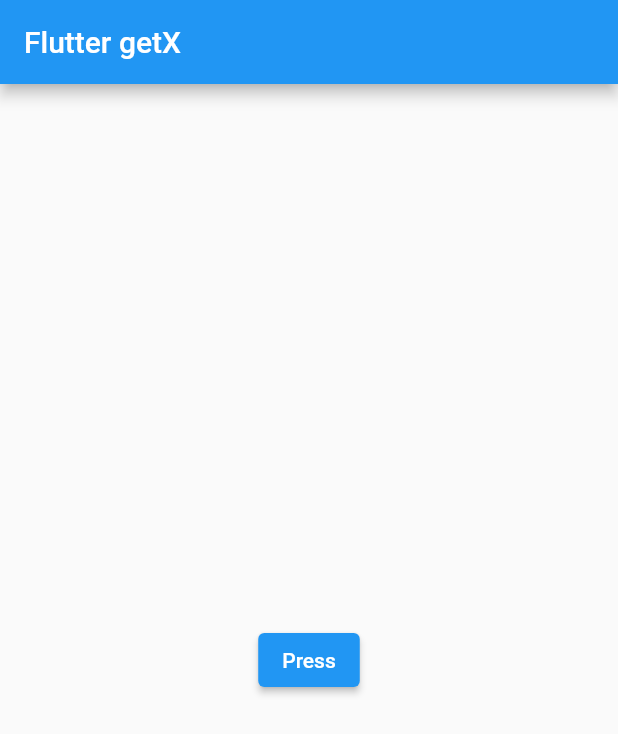
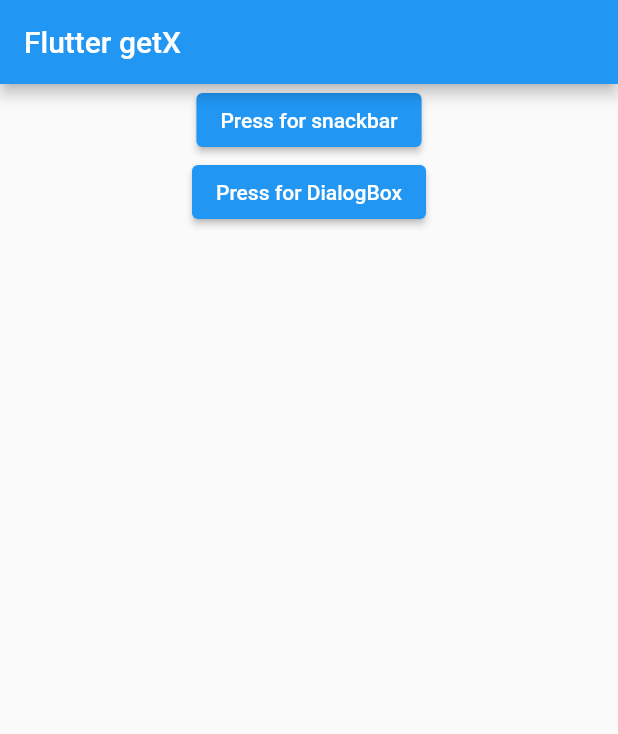
Before and after one commit to Rahat7288/flutter-getX, a Flutter app: the screen it shows after launch, on a phone screen of 412 x 824 dp. Shown: the top 734 px of the screen. Run offline on Flutter 3.47's test engine with Material 2 defaults, Android fonts, the phone set to English and light mode, and no system bars; our stand-ins replace get.

Commit message:
dialog box in flutter using getX

```diff
--- a/lib/main.dart
+++ b/lib/main.dart
@@ -40,7 +40,9 @@ class _MyHomePageState extends State<MyHomePage> {
         title: Text(widget.title),
       ),
       body: Center(
-        child: ElevatedButton(
+        child: Column(
+          children: [
+            ElevatedButton(
               onPressed: () {
                 /*
                 * playing with snackbar in flutter
@@ -52,7 +54,22 @@ class _MyHomePageState extends State<MyHomePage> {
                   backgroundColor: Colors.red,
                 );
               },
-          child: Text('Press'),
+              child: Text('Press for snackbar'),
+            ),
+
+            //this part is for dialog box in flutter using getX
+
+            ElevatedButton(
+                onPressed: () {
+                  Get.defaultDialog(
+                    title: 'Are you sure',
+                    // content needs a widget we can use whatever we want
+                    content: Text('you want to exit the app ?'),
+                    backgroundColor: Colors.yellow,
+                  );
+                },
+                child: Text('Press for DialogBox'))
+          ],
         ),
       ),
     );
```
Lines whose indentation alone changed are shown as unchanged.
